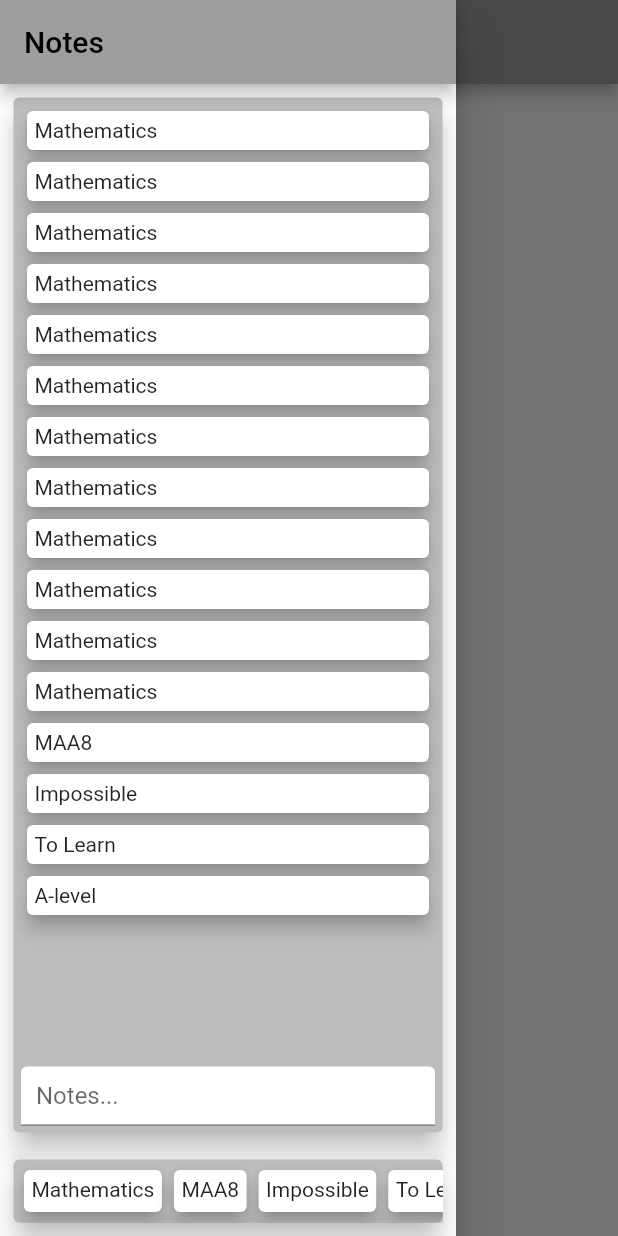
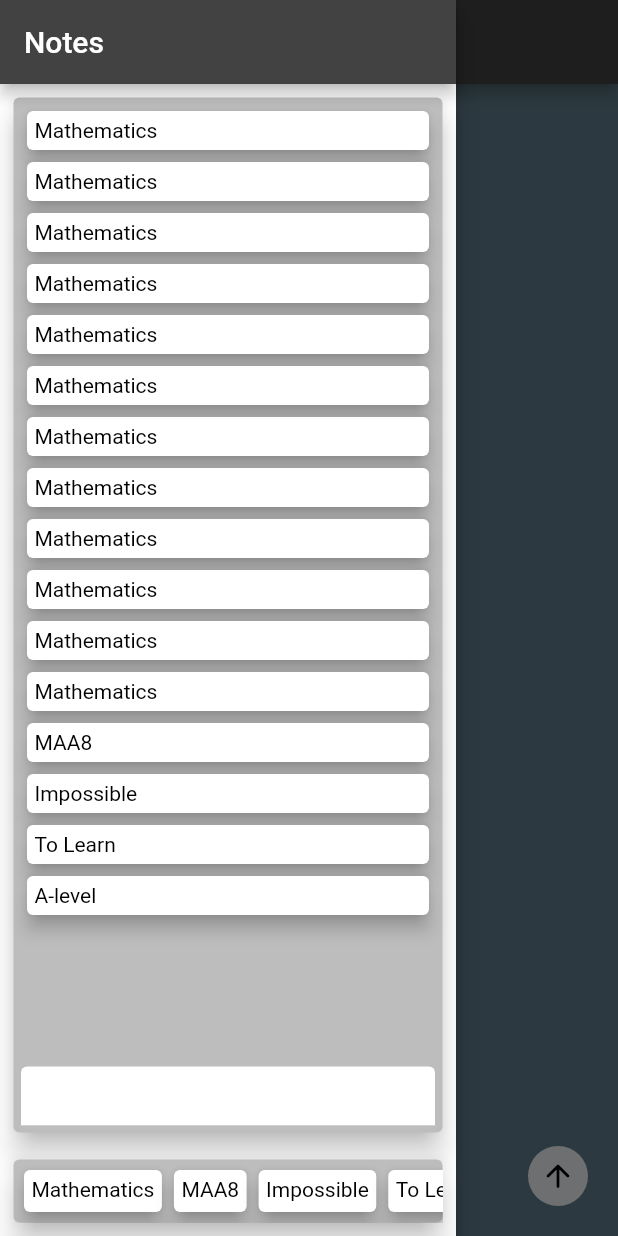
Before and after one commit to aeskerminen/sky-core, a Flutter app: the screen it shows after launch, with the side drawer open, on a phone screen of 412 x 824 dp. Run offline on Flutter 3.47's test engine with Material 2 defaults, Android fonts, the light colour scheme and no system bars; our stand-ins replace flutter_colorpicker; missing offline and left inert: katex_flutter, keyboard_visibility, window_size; Roboto replaces fonts that are missing (Georgia).

Commit message:
Upgrade to flutter 2.8, small style overhaul

```diff
--- a/sky_notes/lib/main.dart
+++ b/sky_notes/lib/main.dart
@@ -25,14 +25,18 @@
   Widget build(BuildContext context) {
     return MaterialApp(
         title: 'Sky Notes',
-        theme: ThemeData(primarySwatch: Colors.grey),
+        theme: ThemeData(
+            brightness: Brightness.dark,
+            scaffoldBackgroundColor: Colors.blueGrey,
+            primarySwatch: Colors.grey,
+            fontFamily: 'Georgia'),
         home: Scaffold(
           appBar: AppBar(
             title: const Text("Sky Notes"),
           ),
           body: const WorkView(),
           drawer: const Drawer(
-            elevation: 16,
+            elevation: 8,
             child: SideBar(),
           ),
         ));
@@ -49,28 +53,29 @@
     return DefaultTabController(
       length: 3,
       child: Scaffold(
-            body: TabBarView(children: [
-              const TextEditor(),
-              const LatexEditor(),
-              DrawingPage()
-            ]),
-            floatingActionButtonLocation:
-                FloatingActionButtonLocation.startFloat,
+        body: TabBarView(
+            children: [const TextEditor(), const LatexEditor(), DrawingPage()]),
+        floatingActionButtonLocation: FloatingActionButtonLocation.endFloat,
         floatingActionButton: FloatingActionButton(
           onPressed: () {},
           child: const Icon(Icons.arrow_upward_rounded),
           backgroundColor: Colors.white.withOpacity(0.9),
           elevation: 0,
           mini: true,
-            )));
+        ),
+        bottomSheet: const SizedBox(
+          width: 200,
+          height: 40,
+          child: TabBar(
+              indicatorColor: Colors.white,
+              labelColor: Colors.white,
+              tabs: [
+                Tab(icon: Icon(Icons.pending_actions)),
+                Tab(icon: Icon(Icons.pending_actions)),
+                Tab(icon: Icon(Icons.pending_actions)),
+              ]),
+        ),
+      ),
+    );
   }
 }
-
-// Container(
-//                 color: Colors.grey[200],
-//                 child: const TabBar(tabs: [
-//                   Tab(icon: Icon(Icons.pending_actions)),
-//                   Tab(icon: Icon(Icons.pending_actions)),
-//                   Tab(icon: Icon(Icons.pending_actions)),
-//                 ]),
-//               ))
--- a/sky_notes/lib/main_screen/sidebar/tag.dart
+++ b/sky_notes/lib/main_screen/sidebar/tag.dart
@@ -13,7 +13,10 @@
       shadowColor: Colors.black,
       child: Padding(
         padding: const EdgeInsets.all(5.0),
-        child: Text(tagName.toString()),
+        child: Text(
+          tagName.toString(),
+          style: const TextStyle(color: Colors.black),
+        ),
       ),
     );
   }
--- a/sky_notes/pubspec.yaml
+++ b/sky_notes/pubspec.yaml
@@ -35,6 +35,7 @@
   # Use with the CupertinoIcons class for iOS style icons.
   cupertino_icons: ^1.0.2
   flutter_colorpicker: ^0.6.1
+  flutter_quill: ^2.1.1
 
 dev_dependencies:
   flutter_test:
```
Also changed, not shown: sky_notes/lib/text_lib/state_management.dart (added, +79 -0 lines), sky_notes/lib/text_lib/text_editor.dart (added, +96 -0 lines), sky_notes/lib/text_lib/text_field.dart (added, +84 -0 lines), sky_notes/lib/text_lib/toolbar.dart (added, +53 -0 lines), 2 other files. Lines whose indentation alone changed are shown as unchanged.
